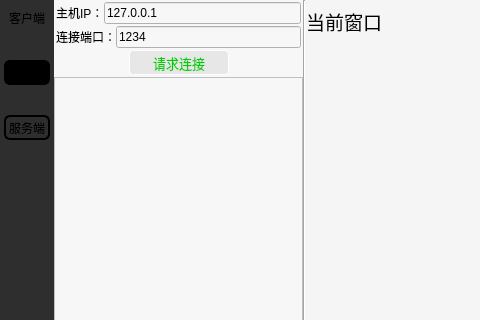
The window that oct-23th/wechat.ui (XiaoBigBro/text) describes before a commit, drawn with Qt 5; both pictures show x 0 to 480 and y 0 to 320 of the 1045 by 687 pixel window.
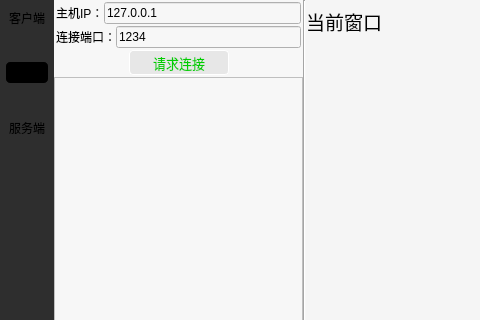
The same window after the commit. Icons and pictures are not drawn.

What changed in the file:
```diff
--- a/oct-23th/wechat.ui
+++ b/oct-23th/wechat.ui
@@ -124,12 +124,9 @@
 QToolButton{
 background-color: rgb(0, 0, 0);
   border-radius:6px;
-  border:2px solid #000000;
+  border:2px solid #2e2e2e;
 }
-QToolButton::pressed
-{
-	padding-bottom:8px;
-}
+
 </string>
         </property>
         <property name="text">
@@ -167,12 +164,9 @@
 }
 QToolButton{
   border-radius:6px;
-  border:2px solid #000000;
+  border:2px solid #2e2e2e;
 }
-QToolButton::pressed
-{
-	padding-bottom:8px;
-}
+
 </string>
         </property>
         <property name="text">
```
